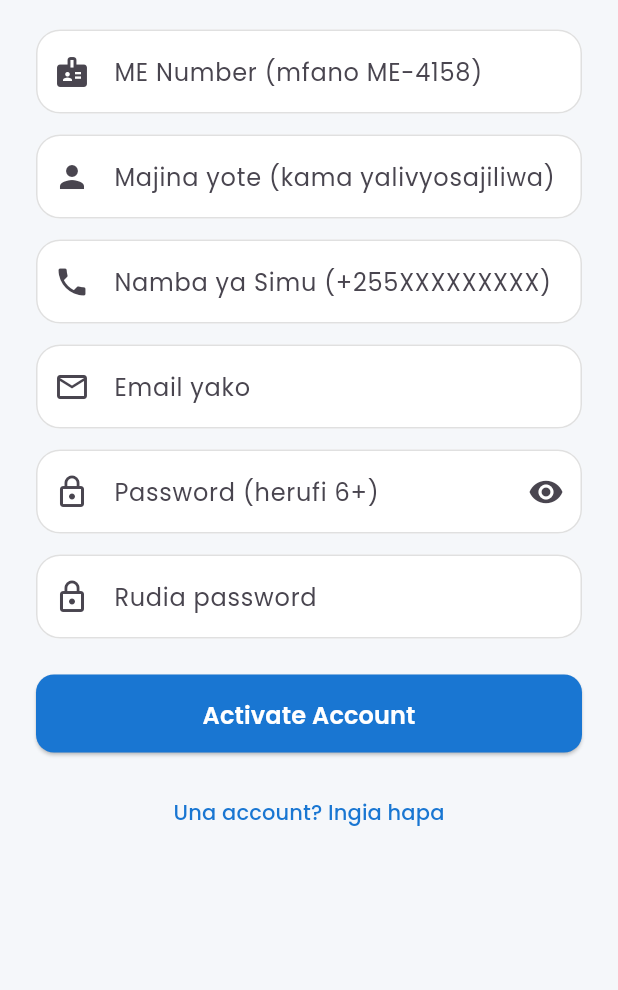
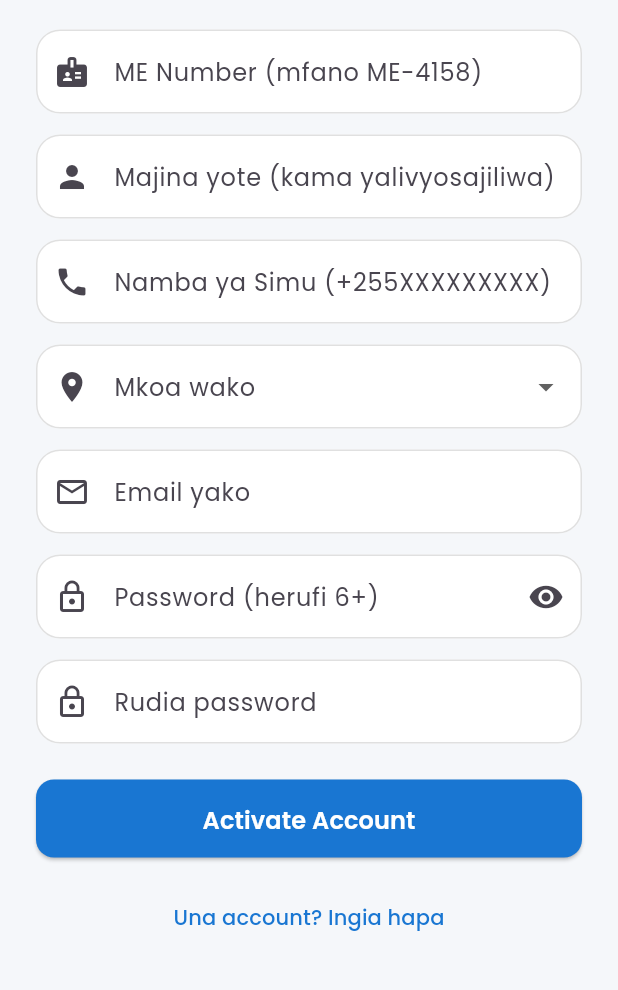
Before and after one commit to njau123/SMART_AUTOMOTIVE_GARAGE, a Flutter app: the RegisterScreen screen opened directly, on a phone screen of 412 x 824 dp, the part 245-1235 px from its top. Run offline on Flutter 3.47's test engine with Material 3 defaults, Android fonts, the phone set to English and light mode, and no system bars; our stand-ins replace file_picker, firebase_auth, firebase_core, firebase_messaging, flutter_blue_plus, google_fonts and 4 more; missing offline and left inert: dart:html; accounts and stored records are empty; generated files the repository leaves out were written again; network calls fail.

Commit message:
feat(region): mechanic app region dropdown + user app region filter

```diff
--- /dev/null
+++ b/mechanic_app/lib/core/constants/tanzania_regions.dart
@@ -0,0 +1,12 @@
+class TanzaniaRegions {
+  TanzaniaRegions._();
+  static const List<String> all = [
+    'Arusha', 'Dar es Salaam', 'Dodoma', 'Geita', 'Iringa',
+    'Kagera', 'Katavi', 'Kigoma', 'Kilimanjaro', 'Lindi',
+    'Manyara', 'Mara', 'Mbeya', 'Morogoro', 'Mtwara',
+    'Mwanza', 'Njombe', 'Pemba North', 'Pemba South', 'Pwani',
+    'Rukwa', 'Ruvuma', 'Shinyanga', 'Simiyu', 'Singida',
+    'Songwe', 'Tabora', 'Tanga', 'Unguja North', 'Unguja South',
+    'Zanzibar Urban',
+  ];
+}
--- a/mechanic_app/lib/core/services/api_service.dart
+++ b/mechanic_app/lib/core/services/api_service.dart
@@ -93,6 +93,7 @@ class AuthAPI {
     required String phone,
     required String email,
     required String password,
+    String region = '',
   }) async {
     final res = await ApiService.post('mechanics/activate/', {
       'registration_number': registrationNumber,
@@ -100,6 +101,7 @@ class AuthAPI {
       'phone': phone,
       'email': email,
       'password': password,
+      'region': region,
     });
 
     if (res is Map && res['success'] == true && res['data'] is Map) {
--- a/mechanic_app/lib/features/auth/screens/register_screen.dart
+++ b/mechanic_app/lib/features/auth/screens/register_screen.dart
@@ -1,6 +1,7 @@
 import 'package:flutter/material.dart';
 import 'package:google_fonts/google_fonts.dart';
 import '../../../core/services/api_service.dart';
+import '../../../core/constants/tanzania_regions.dart';
 import 'login_screen.dart';
 
 class RegisterScreen extends StatefulWidget {
@@ -17,6 +18,7 @@ class _RegisterScreenState extends State<RegisterScreen> {
   final _emailCtrl = TextEditingController();
   final _passCtrl = TextEditingController();
   final _confirmCtrl = TextEditingController();
+  String? _selectedRegion;
   bool _loading = false;
   bool _obscure = true;
 
@@ -41,6 +43,7 @@ class _RegisterScreenState extends State<RegisterScreen> {
         phone: _phoneCtrl.text.trim(),
         email: _emailCtrl.text.trim().toLowerCase(),
         password: _passCtrl.text,
+        region: _selectedRegion ?? '',
       );
       if (!mounted) return;
       ScaffoldMessenger.of(context).showSnackBar(
@@ -149,6 +152,22 @@ class _RegisterScreenState extends State<RegisterScreen> {
                 ),
                 const SizedBox(height: 14),
 
+                DropdownButtonFormField<String>(
+                  initialValue: _selectedRegion,
+                  isExpanded: true,
+                  decoration: const InputDecoration(
+                    labelText: 'Mkoa wako',
+                    prefixIcon: Icon(Icons.location_on),
+                    border: OutlineInputBorder(),
+                  ),
+                  items: TanzaniaRegions.all
+                      .map((r) => DropdownMenuItem(value: r, child: Text(r)))
+                      .toList(),
+                  onChanged: (v) => setState(() => _selectedRegion = v),
+                  validator: (v) => v == null || v.isEmpty ? 'Chagua mkoa' : null,
+                ),
+                const SizedBox(height: 14),
+
                 TextFormField(
                   controller: _emailCtrl,
                   keyboardType: TextInputType.emailAddress,
```
Also changed, not shown: user_app/lib/core/services/api_service.dart (+10 -2 lines), user_app/lib/features/mechanics/screens/mechanics_screen.dart (+7 -1 lines), 1 other file.
